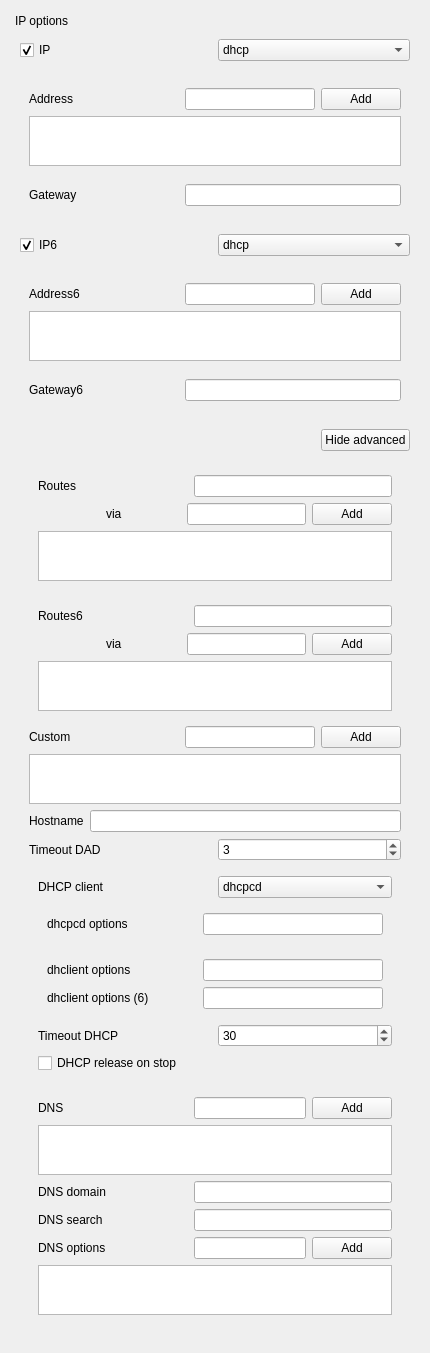
The window that sources/gui/src/ipwidget.ui (arcan1s/netctl-gui) describes before a commit, drawn with Qt 5.
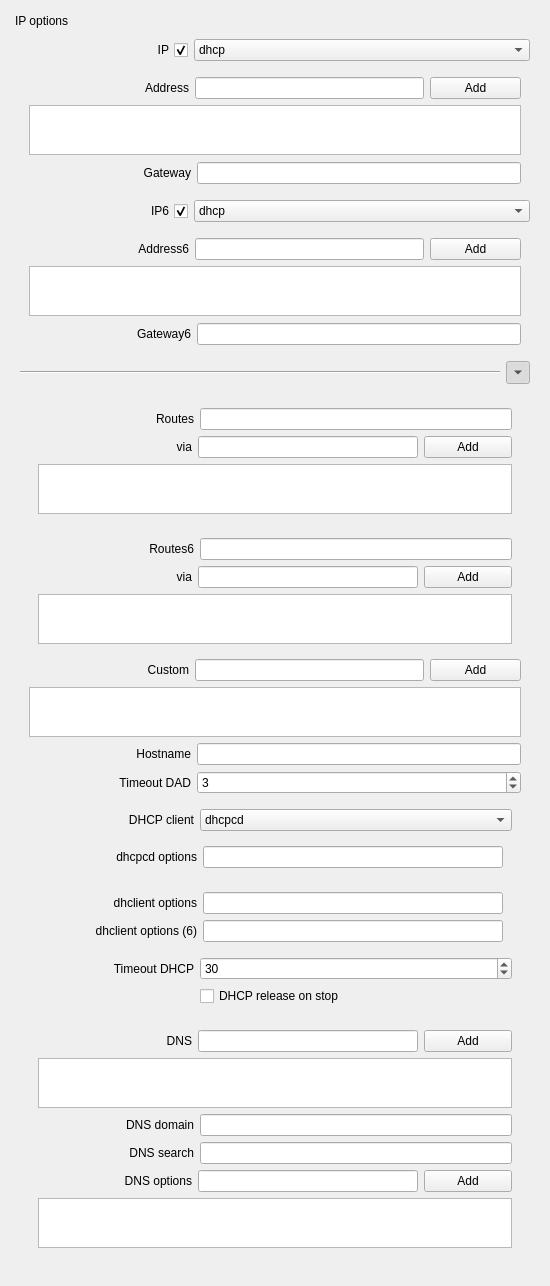
The same window after the commit.

Patch:
```diff
--- a/sources/gui/src/ipwidget.ui
+++ b/sources/gui/src/ipwidget.ui
@@ -6,8 +6,8 @@
    <rect>
     <x>0</x>
     <y>0</y>
-    <width>430</width>
-    <height>1353</height>
+    <width>550</width>
+    <height>1286</height>
    </rect>
   </property>
   <property name="windowTitle">
@@ -28,12 +28,21 @@
         <layout class="QHBoxLayout" name="layout_ip">
          <item>
           <widget class="QCheckBox" name="checkBox_ip">
+           <property name="sizePolicy">
+            <sizepolicy hsizetype="Minimum" vsizetype="Fixed">
+             <horstretch>1</horstretch>
+             <verstretch>0</verstretch>
+            </sizepolicy>
+           </property>
            <property name="minimumSize">
             <size>
              <width>150</width>
              <height>0</height>
             </size>
            </property>
+           <property name="layoutDirection">
+            <enum>Qt::RightToLeft</enum>
+           </property>
            <property name="text">
             <string>IP</string>
            </property>
@@ -44,6 +53,12 @@
          </item>
          <item>
           <widget class="QComboBox" name="comboBox_ip">
+           <property name="sizePolicy">
+            <sizepolicy hsizetype="Preferred" vsizetype="Fixed">
+             <horstretch>2</horstretch>
+             <verstretch>0</verstretch>
+            </sizepolicy>
+           </property>
            <item>
             <property name="text">
              <string>dhcp</string>
@@ -67,22 +82,38 @@
              <layout class="QHBoxLayout" name="layout_ipAddressLine">
               <item>
                <widget class="QLabel" name="label_ipAddress">
-                <property name="minimumSize">
-                 <size>
-                  <width>150</width>
-                  <height>0</height>
-                 </size>
+                <property name="sizePolicy">
+                 <sizepolicy hsizetype="Preferred" vsizetype="Preferred">
+                  <horstretch>7</horstretch>
+                  <verstretch>0</verstretch>
+                 </sizepolicy>
                 </property>
                 <property name="text">
                  <string>Address</string>
                 </property>
+                <property name="alignment">
+                 <set>Qt::AlignRight|Qt::AlignTrailing|Qt::AlignVCenter</set>
+                </property>
                </widget>
               </item>
               <item>
-               <widget class="QLineEdit" name="lineEdit_ipAddress"/>
+               <widget class="QLineEdit" name="lineEdit_ipAddress">
+                <property name="sizePolicy">
+                 <sizepolicy hsizetype="Expanding" vsizetype="Fixed">
+                  <horstretch>10</horstretch>
+                  <verstretch>0</verstretch>
+                 </sizepolicy>
+                </property>
+               </widget>
               </item>
               <item>
                <widget class="QPushButton" name="pushButton_ipAddress">
+                <property name="sizePolicy">
+                 <sizepolicy hsizetype="Minimum" vsizetype="Fixed">
+                  <horstretch>4</horstretch>
+                  <verstretch>0</verstretch>
+                 </sizepolicy>
+                </property>
                 <property name="text">
                  <string>Add</string>
                 </property>
@@ -109,19 +140,28 @@
            <layout class="QHBoxLayout" name="layout_gateway">
             <item>
              <widget class="QLabel" name="label_gateway">
-              <property name="minimumSize">
-               <size>
-                <width>150</width>
-                <height>0</height>
-               </size>
+              <property name="sizePolicy">
+               <sizepolicy hsizetype="Preferred" vsizetype="Preferred">
+                <horstretch>1</horstretch>
+                <verstretch>0</verstretch>
+               </sizepolicy>
               </property>
               <property name="text">
                <string>Gateway</string>
               </property>
+              <property name="alignment">
+               <set>Qt::AlignRight|Qt::AlignTrailing|Qt::AlignVCenter</set>
+              </property>
              </widget>
             </item>
             <item>
              <widget class="QLineEdit" name="lineEdit_gateway">
+              <property name="sizePolicy">
+               <sizepolicy hsizetype="Expanding" vsizetype="Fixed">
+                <horstretch>2</horstretch>
+                <verstretch>0</verstretch>
+               </sizepolicy>
+              </property>
               <property name="toolTip">
                <string>An IP routing gateway address</string>
               </property>
@@ -136,11 +176,14 @@
         <layout class="QHBoxLayout" name="layout_ip6">
          <item>
           <widget class="QCheckBox" name="checkBox_ip6">
-           <property name="minimumSize">
-            <size>
-             <width>150</width>
-             <height>0</height>
-            </size>
+           <property name="sizePolicy">
+            <sizepolicy hsizetype="Minimum" vsizetype="Fixed">
+             <horstretch>1</horstretch>
+             <verstretch>0</verstretch>
+            </sizepolicy>
+           </property>
+           <property name="layoutDirection">
+            <enum>Qt::RightToLeft</enum>
            </property>
            <property name="text">
             <string>IP6</string>
@@ -152,6 +195,12 @@
          </item>
          <item>
           <widget class="QComboBox" name="comboBox_ip6">
+           <property name="sizePolicy">
+            <sizepolicy hsizetype="Preferred" vsizetype="Fixed">
+             <horstretch>2</horstretch>
+             <verstretch>0</verstretch>
+            </sizepolicy>
+           </property>
            <item>
             <property name="text">
              <string>dhcp</string>
@@ -185,22 +234,38 @@
              <layout class="QHBoxLayout" name="layout_ipAddress6Line">
               <item>
                <widget class="QLabel" name="label_ipAddress6">
-                <property name="minimumSize">
-                 <size>
-                  <width>150</width>
-                  <height>0</height>
-                 </size>
+                <property name="sizePolicy">
+                 <sizepolicy hsizetype="Preferred" vsizetype="Preferred">
+                  <horstretch>7</horstretch>
+                  <verstretch>0</verstretch>
+                 </sizepolicy>
                 </property>
                 <property name="text">
                  <string>Address6</string>
                 </property>
+                <property name="alignment">
+                 <set>Qt::AlignRight|Qt::AlignTrailing|Qt::AlignVCenter</set>
+                </property>
                </widget>
               </item>
               <item>
-               <widget class="QLineEdit" name="lineEdit_ipAddress6"/>
+               <widget class="QLineEdit" name="lineEdit_ipAddress6">
+                <property name="sizePolicy">
+                 <sizepolicy hsizetype="Expanding" vsizetype="Fixed">
+                  <horstretch>10</horstretch>
+                  <verstretch>0</verstretch>
+                 </sizepolicy>
+                </property>
+               </widget>
               </item>
               <item>
                <widget class="QPushButton" name="pushButton_ipAddress6">
+                <property name="sizePolicy">
+                 <sizepolicy hsizetype="Minimum" vsizetype="Fixed">
+                  <horstretch>4</horstretch>
+                  <verstretch>0</verstretch>
+                 </sizepolicy>
+                </property>
                 <property name="text">
                  <string>Add</string>
                 </property>
@@ -227,19 +292,28 @@
            <layout class="QHBoxLayout" name="layout_gateway6">
             <item>
              <widget class="QLabel" name="label_gateway6">
-              <property name="minimumSize">
-               <size>
-                <width>150</width>
-                <height>0</height>
-               </size>
+              <property name="sizePolicy">
+               <sizepolicy hsizetype="Preferred" vsizetype="Preferred">
+                <horstretch>1</horstretch>
+                <verstretch>0</verstretch>
+               </sizepolicy>
               </property>
               <property name="text">
                <string>Gateway6</string>
               </property>
+              <property name="alignment">
+               <set>Qt::AlignRight|Qt::AlignTrailing|Qt::AlignVCenter</set>
+              </property>
              </widget>
             </item>
             <item>
              <widget class="QLineEdit" name="lineEdit_gateway6">
+              <property name="sizePolicy">
+               <sizepolicy hsizetype="Expanding" vsizetype="Fixed">
+                <horstretch>2</horstretch>
+                <verstretch>0</verstretch>
+               </sizepolicy>
+              </property>
               <property name="toolTip">
                <string>An IPv6 routing gateway address</string>
               </property>
@@ -253,26 +327,23 @@
        <item>
         <layout class="QHBoxLayout" name="layout_ipAdvanced">
          <item>
-          <spacer name="spacer_ipAdvanced">
+          <widget class="Line" name="line">
            <property name="orientation">
             <enum>Qt::Horizontal</enum>
            </property>
-           <property name="sizeHint" stdset="0">
-            <size>
-             <width>40</width>
-             <height>20</height>
-            </size>
-           </property>
-          </spacer>
+          </widget>
          </item>
          <item>
-          <widget class="QPushButton" name="pushButton_ipAdvanced">
-           <property name="text">
-            <string>Hide advanced</string>
-           </property>
+          <widget class="QToolButton" name="pushButton_ipAdvanced">
            <property name="checkable">
             <bool>true</bool>
            </property>
+           <property name="checked">
+            <bool>true</bool>
+           </property>
+           <property name="arrowType">
+            <enum>Qt::DownArrow</enum>
+           </property>
           </widget>
          </item>
         </layout>
@@ -287,58 +358,68 @@
               <layout class="QHBoxLayout" name="layout_ipRoutesLine">
                <item>
                 <widget class="QLabel" name="label_ipRoutes">
-                 <property name="minimumSize">
-                  <size>
-                   <width>150</width>
-                   <height>0</height>
-                  </size>
+                 <property name="sizePolicy">
+                  <sizepolicy hsizetype="Preferred" vsizetype="Preferred">
+                   <horstretch>1</horstretch>
+                   <verstretch>0</verstretch>
+                  </sizepolicy>
                  </property>
                  <property name="text">
                   <string>Routes</string>
                  </property>
+                 <property name="alignment">
+                  <set>Qt::AlignRight|Qt::AlignTrailing|Qt::AlignVCenter</set>
+                 </property>
                 </widget>
                </item>
                <item>
-                <widget class="QLineEdit" name="lineEdit_ipRoutes"/>
+                <widget class="QLineEdit" name="lineEdit_ipRoutes">
+                 <property name="sizePolicy">
+                  <sizepolicy hsizetype="Expanding" vsizetype="Fixed">
+                   <horstretch>2</horstretch>
+                   <verstretch>0</verstretch>
+                  </sizepolicy>
+                 </property>
+                </widget>
                </item>
               </layout>
              </item>
              <item>
               <layout class="QHBoxLayout" name="layout_ipRoutesLine2">
-               <item>
-                <spacer name="spacer_ipRoutes">
-                 <property name="orientation">
-                  <enum>Qt::Horizontal</enum>
-                 </property>
-                 <property name="sizeType">
-                  <enum>QSizePolicy::Preferred</enum>
-                 </property>
-                 <property name="sizeHint" stdset="0">
-                  <size>
-                   <width>68</width>
-                   <height>20</height>
-                  </size>
-                 </property>
-                </spacer>
-               </item>
                <item>
                 <widget class="QLabel" name="label_ipRoutes2">
-                 <property name="minimumSize">
-                  <size>
-                   <width>75</width>
-                   <height>0</height>
-                  </size>
+                 <property name="sizePolicy">
+                  <sizepolicy hsizetype="Preferred" vsizetype="Preferred">
+                   <horstretch>7</horstretch>
+                   <verstretch>0</verstretch>
+                  </sizepolicy>
                  </property>
                  <property name="text">
                   <string>via</string>
                  </property>
+                 <property name="alignment">
+                  <set>Qt::AlignRight|Qt::AlignTrailing|Qt::AlignVCenter</set>
+                 </property>
                 </widget>
                </item>
                <item>
-                <widget class="QLineEdit" name="lineEdit_ipRoutes2"/>
+                <widget class="QLineEdit" name="lineEdit_ipRoutes2">
+                 <property name="sizePolicy">
+                  <sizepolicy hsizetype="Expanding" vsizetype="Fixed">
+                   <horstretch>10</horstretch>
+                   <verstretch>0</verstretch>
+                  </sizepolicy>
+                 </property>
+                </widget>
                </item>
                <item>
                 <widget class="QPushButton" name="pushButton_ipRoutes">
+                 <property name="sizePolicy">
+                  <sizepolicy hsizetype="Minimum" vsizetype="Fixed">
+                   <horstretch>4</horstretch>
+                   <verstretch>0</verstretch>
+                  </sizepolicy>
+                 </property>
                  <property name="text">
                   <string>Add</string>
                  </property>
@@ -369,58 +450,68 @@
               <layout class="QHBoxLayout" name="layout_ipRoutes6Line">
                <item>
                 <widget class="QLabel" name="label_ipRoutes6">
-                 <property name="minimumSize">
-                  <size>
-                   <width>150</width>
-                   <height>0</height>
-                  </size>
+                 <property name="sizePolicy">
+                  <sizepolicy hsizetype="Preferred" vsizetype="Preferred">
+                   <horstretch>1</horstretch>
+                   <verstretch>0</verstretch>
+                  </sizepolicy>
                  </property>
                  <property name="text">
                   <string>Routes6</string>
                  </property>
+                 <property name="alignment">
+                  <set>Qt::AlignRight|Qt::AlignTrailing|Qt::AlignVCenter</set>
+                 </property>
                 </widget>
                </item>
                <item>
-                <widget class="QLineEdit" name="lineEdit_ipRoutes6"/>
+                <widget class="QLineEdit" name="lineEdit_ipRoutes6">
+                 <property name="sizePolicy">
+                  <sizepolicy hsizetype="Expanding" vsizetype="Fixed">
+                   <horstretch>2</horstretch>
+                   <verstretch>0</verstretch>
+                  </sizepolicy>
+                 </property>
+                </widget>
                </item>
               </layout>
              </item>
              <item>
               <layout class="QHBoxLayout" name="layout_ipRoutes62">
-               <item>
-                <spacer name="spacer_ipRoutes6">
-                 <property name="orientation">
-                  <enum>Qt::Horizontal</enum>
-                 </property>
-                 <property name="sizeType">
-                  <enum>QSizePolicy::Preferred</enum>
-                 </property>
-                 <property name="sizeHint" stdset="0">
-                  <size>
-                   <width>68</width>
-                   <height>20</height>
-                  </size>
-                 </property>
-                </spacer>
-               </item>
                <item>
                 <widget class="QLabel" name="label_ipRoutes62">
-                 <property name="minimumSize">
-                  <size>
-                   <width>75</width>
-                   <height>0</height>
-                  </size>
+                 <property name="sizePolicy">
+                  <sizepolicy hsizetype="Preferred" vsizetype="Preferred">
+                   <horstretch>7</horstretch>
+                   <verstretch>0</verstretch>
+                  </sizepolicy>
                  </property>
                  <property name="text">
                   <string>via</string>
                  </property>
+                 <property name="alignment">
+                  <set>Qt::AlignRight|Qt::AlignTrailing|Qt::AlignVCenter</set>
+                 </property>
                 </widget>
                </item>
                <item>
-                <widget class="QLineEdit" name="lineEdit_ipRoutes62"/>
+                <widget class="QLineEdit" name="lineEdit_ipRoutes62">
+                 <property name="sizePolicy">
+                  <sizepolicy hsizetype="Expanding" vsizetype="Fixed">
+                   <horstretch>10</horstretch>
+                   <verstretch>0</verstretch>
+                  </sizepolicy>
+                 </property>
+                </widget>
                </item>
                <item>
                 <widget class="QPushButton" name="pushButton_ipRoutes6">
+                 <property name="sizePolicy">
+                  <sizepolicy hsizetype="Minimum" vsizetype="Fixed">
+                   <horstretch>4</horstretch>
+                   <verstretch>0</verstretch>
+                  </sizepolicy>
+                 </property>
                  <property name="text">
                   <string>Add</string>
                  </property>
@@ -450,22 +541,38 @@
              <layout class="QHBoxLayout" name="layout_customLine">
               <item>
                <widget class="QLabel" name="label_custom">
-                <property name="minimumSize">
-                 <size>
-                  <width>150</width>
-                  <height>0</height>
-                 </size>
+                <property name="sizePolicy">
+                 <sizepolicy hsizetype="Preferred" vsizetype="Preferred">
+                  <horstretch>7</horstretch>
+                  <verstretch>0</verstretch>
+                 </sizepolicy>
                 </property>
                 <property name="text">
                  <string>Custom</string>
                 </property>
+                <property name="alignment">
+                 <set>Qt::AlignRight|Qt::AlignTrailing|Qt::AlignVCenter</set>
+                </property>
                </widget>
               </item>
               <item>
-               <widget class="QLineEdit" name="lineEdit_custom"/>
+               <widget class="QLineEdit" name="lineEdit_custom">
+                <property name="sizePolicy">
+                 <sizepolicy hsizetype="Expanding" vsizetype="Fixed">
+                  <horstretch>10</horstretch>
+                  <verstretch>0</verstretch>
+                 </sizepolicy>
+                </property>
+               </widget>
               </item>
               <item>
                <widget class="QPushButton" name="pushButton_custom">
+                <property name="sizePolicy">
+                 <sizepolicy hsizetype="Minimum" vsizetype="Fixed">
+                  <horstretch>4</horstretch>
+                  <verstretch>0</verstretch>
+                 </sizepolicy>
+                </property>
                 <property name="text">
                  <string>Add</string>
                 </property>
@@ -492,13 +599,28 @@
            <layout class="QHBoxLayout" name="layout_hostmane">
             <item>
              <widget class="QLabel" name="label_hostname">
+              <property name="sizePolicy">
+               <sizepolicy hsizetype="Preferred" vsizetype="Preferred">
+                <horstretch>1</horstretch>
+                <verstretch>0</verstretch>
+               </sizepolicy>
+              </property>
               <property name="text">
                <string>Hostname</string>
               </property>
+              <property name="alignment">
+               <set>Qt::AlignRight|Qt::AlignTrailing|Qt::AlignVCenter</set>
+              </property>
              </widget>
             </item>
             <item>
              <widget class="QLineEdit" name="lineEdit_hostname">
+              <property name="sizePolicy">
+               <sizepolicy hsizetype="Expanding" vsizetype="Fixed">
+                <horstretch>2</horstretch>
+                <verstretch>0</verstretch>
+               </sizepolicy>
+              </property>
               <property name="toolTip">
                <string>A system hostname</string>
               </property>
@@ -510,19 +632,28 @@
            <layout class="QHBoxLayout" name="layout_timeoutDad">
             <item>
              <widget class="QLabel" name="label_timeoutDad">
-              <property name="minimumSize">
-               <size>
-                <width>150</width>
-                <height>0</height>
-               </size>
+              <property name="sizePolicy">
+               <sizepolicy hsizetype="Preferred" vsizetype="Preferred">
+                <horstretch>1</horstretch>
+                <verstretch>0</verstretch>
+               </sizepolicy>
               </property>
               <property name="text">
                <string>Timeout DAD</string>
               </property>
+              <property name="alignment">
+               <set>Qt::AlignRight|Qt::AlignTrailing|Qt::AlignVCenter</set>
+              </property>
              </widget>
             </item>
             <item>
              <widget class="QSpinBox" name="spinBox_timeoutDad">
+              <property name="sizePolicy">
+               <sizepolicy hsizetype="Minimum" vsizetype="Fixed">
+                <horstretch>2</horstretch>
+                <verstretch>0</verstretch>
+               </sizepolicy>
+              </property>
               <property name="toolTip">
                <string>Maximum time, in seconds, to wait for IPv6’s Duplicate Address Detection to succeed</string>
               </property>
@@ -546,19 +677,28 @@
               <layout class="QHBoxLayout" name="layout_dhcp">
                <item>
                 <widget class="QLabel" name="label_dhcp">
-                 <property name="minimumSize">
-                  <size>
-                   <width>150</width>
-                   <height>0</height>
-                  </size>
+                 <property name="sizePolicy">
+                  <sizepolicy hsizetype="Preferred" vsizetype="Preferred">
+                   <horstretch>1</horstretch>
+                   <verstretch>0</verstretch>
+                  </sizepolicy>
                  </property>
                  <property name="text">
                   <string>DHCP client</string>
                  </property>
+                 <property name="alignment">
+                  <set>Qt::AlignRight|Qt::AlignTrailing|Qt::AlignVCenter</set>
+                 </property>
                 </widget>
                </item>
                <item>
                 <widget class="QComboBox" name="comboBox_dhcp">
+                 <property name="sizePolicy">
+                  <sizepolicy hsizetype="Preferred" vsizetype="Fixed">
+                   <horstretch>2</horstretch>
+                   <verstretch>0</verstretch>
+                  </sizepolicy>
+                 </property>
                  <property name="toolTip">
                   <string>The name of the preferred DHCP client</string>
                  </property>
@@ -581,19 +721,28 @@
                <layout class="QHBoxLayout" name="horizontalLayout">
                 <item>
                  <widget class="QLabel" name="label_dhcpcdOpt">
-                  <property name="minimumSize">
-                   <size>
-                    <width>150</width>
-                    <height>0</height>
-                   </size>
+                  <property name="sizePolicy">
+                   <sizepolicy hsizetype="Preferred" vsizetype="Preferred">
+                    <horstretch>1</horstretch>
+                    <verstretch>0</verstretch>
+                   </sizepolicy>
                   </property>
                   <property name="text">
                    <string>dhcpcd options</string>
                   </property>
+                  <property name="alignment">
+                   <set>Qt::AlignRight|Qt::AlignTrailing|Qt::AlignVCenter</set>
+                  </property>
                  </widget>
                 </item>
                 <item>
                  <widget class="QLineEdit" name="lineEdit_dhcpcdOpt">
+                  <property name="sizePolicy">
+                   <sizepolicy hsizetype="Expanding" vsizetype="Fixed">
+                    <horstretch>2</horstretch>
+                    <verstretch>0</verstretch>
+                   </sizepolicy>
+                  </property>
                   <property name="toolTip">
                    <string>Additional options to be passed to the DHCP client</string>
                   </property>
@@ -609,19 +758,28 @@
                  <layout class="QHBoxLayout" name="layout_dhclientOpt">
                   <item>
                    <widget class="QLabel" name="label_dhclientOpt">
-                    <property name="minimumSize">
-                     <size>
-                      <width>150</width>
-                      <height>0</height>
-                     </size>
+                    <property name="sizePolicy">
+                     <sizepolicy hsizetype="Preferred" vsizetype="Preferred">
+                      <horstretch>1</horstretch>
+                      <verstretch>0</verstretch>
+                     </sizepolicy>
                     </property>
                     <property name="text">
                      <string>dhclient options</string>
                     </property>
+                    <property name="alignment">
+                     <set>Qt::AlignRight|Qt::AlignTrailing|Qt::AlignVCenter</set>
+                    </property>
                    </widget>
                   </item>
                   <item>
                    <widget class="QLineEdit" name="lineEdit_dhclientOpt">
+                    <property name="sizePolicy">
+                     <sizepolicy hsizetype="Expanding" vsizetype="Fixed">
+                      <horstretch>2</horstretch>
+                      <verstretch>0</verstretch>
+                     </sizepolicy>
+                    </property>
                     <property name="toolTip">
                      <string>Additional options to be passed to the DHCP client</string>
                     </property>
@@ -633,19 +791,28 @@
                  <layout class="QHBoxLayout" name="layout_dhclientOpt6">
                   <item>
                    <widget class="QLabel" name="label_dhclientOpt6">
-                    <property name="minimumSize">
-                     <size>
-                      <width>150</width>
-                      <height>0</height>
-                     </size>
+                    <property name="sizePolicy">
+                     <sizepolicy hsizetype="Preferred" vsizetype="Preferred">
+                      <horstretch>1</horstretch>
+                      <verstretch>0</verstretch>
+                     </sizepolicy>
                     </property>
                     <property name="text">
                      <string>dhclient options (6)</string>
                     </property>
+                    <property name="alignment">
+                     <set>Qt::AlignRight|Qt::AlignTrailing|Qt::AlignVCenter</set>
+                    </property>
                    </widget>
                   </item>
                   <item>
                    <widget class="QLineEdit" name="lineEdit_dhclientOpt6">
+                    <property name="sizePolicy">
+                     <sizepolicy hsizetype="Expanding" vsizetype="Fixed">
+                      <horstretch>2</horstretch>
+                      <verstretch>0</verstretch>
+                     </sizepolicy>
+                    </property>
                     <property name="toolTip">
                      <string>Additional options to be passed to the DHCP client</string>
                     </property>
@@ -660,19 +827,28 @@
               <layout class="QHBoxLayout" name="layout_timeoutDhcp">
                <item>
                 <widget class="QLabel" name="label_timeoutDhcp">
-                 <property name="minimumSize">
-                  <size>
-                   <width>150</width>
-                   <height>0</height>
-                  </size>
+                 <property name="sizePolicy">
+                  <sizepolicy hsizetype="Preferred" vsizetype="Preferred">
+                   <horstretch>1</horstretch>
+                   <verstretch>0</verstretch>
+                  </sizepolicy>
                  </property>
                  <property name="text">
                   <string>Timeout DHCP</string>
                  </property>
+                 <property name="alignment">
+                  <set>Qt::AlignRight|Qt::AlignTrailing|Qt::AlignVCenter</set>
+                 </property>
                 </widget>
                </item>
                <item>
                 <widget class="QSpinBox" name="spinBox_timeoutDhcp">
+                 <property name="sizePolicy">
+                  <sizepolicy hsizetype="Minimum" vsizetype="Fixed">
+                   <horstretch>2</horstretch>
+                   <verstretch>0</verstretch>
+                  </sizepolicy>
+                 </property>
                  <property name="toolTip">
                   <string>Maximum time, in seconds, to wait for DHCP to be successful</string>
                  </property>
@@ -690,14 +866,34 @@
               </layout>
              </item>
              <item>
-              <widget class="QCheckBox" name="checkBox_dhcp">
-               <property name="toolTip">
-                <string>Set to ‘yes’ to release the DHCP lease when the profile is stopped</string>
-               </property>
-               <property name="text">
-                <string>DHCP release on stop</string>
-               </property>
-              </widget>
+              <layout class="QHBoxLayout" name="layout_dhcpRelease">
+               <item>
+                <widget class="QLabel" name="label_dhcpRelease">
+                 <property name="sizePolicy">
+                  <sizepolicy hsizetype="Preferred" vsizetype="Preferred">
+                   <horstretch>1</horstretch>
+                   <verstretch>0</verstretch>
+                  </sizepolicy>
+                 </property>
+                </widget>
+               </item>
+               <item>
+                <widget class="QCheckBox" name="checkBox_dhcp">
+                 <property name="sizePolicy">
+                  <sizepolicy hsizetype="Minimum" vsizetype="Fixed">
+                   <horstretch>2</horstretch>
+                   <verstretch>0</verstretch>
+                  </sizepolicy>
+                 </property>
+                 <property name="toolTip">
+                  <string>Set to ‘yes’ to release the DHCP lease when the profile is stopped</string>
+                 </property>
+                 <property name="text">
+                  <string>DHCP release on stop</string>
+                 </property>
+                </widget>
+               </item>
+              </layout>
              </item>
             </layout>
            </widget>
@@ -711,22 +907,38 @@
                 <layout class="QHBoxLayout" name="layout_dnsLine">
                  <item>
                   <widget class="QLabel" name="label_dns">
-                   <property name="minimumSize">
-                    <size>
-                     <width>150</width>
-                     <height>0</height>
-                    </size>
+                   <property name="sizePolicy">
+                    <sizepolicy hsizetype="Preferred" vsizetype="Preferred">
+                     <horstretch>7</horstretch>
+                     <verstretch>0</verstretch>
+                    </sizepolicy>
                    </property>
                    <property name="text">
                     <string>DNS</string>
                    </property>
+                   <property name="alignment">
+                    <set>Qt::AlignRight|Qt::AlignTrailing|Qt::AlignVCenter</set>
+                   </property>
                   </widget>
                  </item>
                  <item>
-                  <widget class="QLineEdit" name="lineEdit_dns"/>
+                  <widget class="QLineEdit" name="lineEdit_dns">
+                   <property name="sizePolicy">
+                    <sizepolicy hsizetype="Expanding" vsizetype="Fixed">
+                     <horstretch>10</horstretch>
+                     <verstretch>0</verstretch>
+                    </sizepolicy>
+                   </property>
+                  </widget>
                  </item>
                  <item>
                   <widget class="QPushButton" name="pushButton_dns">
+                   <property name="sizePolicy">
+                    <sizepolicy hsizetype="Minimum" vsizetype="Fixed">
+                     <horstretch>4</horstretch>
+                     <verstretch>0</verstretch>
+                    </sizepolicy>
+                   </property>
                    <property name="text">
                     <string>Add</string>
                    </property>
@@ -753,19 +965,28 @@
               <layout class="QHBoxLayout" name="layout_dnsDomain">
                <item>
                 <widget class="QLabel" name="label_dnsDomain">
-                 <property name="minimumSize">
-                  <size>
-                   <width>150</width>
-                   <height>0</height>
-                  </size>
+                 <property name="sizePolicy">
+                  <sizepolicy hsizetype="Preferred" vsizetype="Preferred">
+                   <horstretch>1</horstretch>
+                   <verstretch>0</verstretch>
+                  </sizepolicy>
                  </property>
                  <property name="text">
                   <string>DNS domain</string>
                  </property>
+                 <property name="alignment">
+                  <set>Qt::AlignRight|Qt::AlignTrailing|Qt::AlignVCenter</set>
+                 </property>
                 </widget>
                </item>
                <item>
                 <widget class="QLineEdit" name="lineEdit_dnsDomain">
+                 <property name="sizePolicy">
+                  <sizepolicy hsizetype="Expanding" vsizetype="Fixed">
+                   <horstretch>2</horstretch>
+                   <verstretch>0</verstretch>
+                  </sizepolicy>
+                 </property>
                  <property name="toolTip">
                   <string>A ‘domain’ line for /etc/resolv.conf</string>
                  </property>
@@ -777,19 +998,28 @@
               <layout class="QHBoxLayout" name="layout_dnsSearch">
                <item>
                 <widget class="QLabel" name="label_dnsSearch">
-                 <property name="minimumSize">
-                  <size>
-                   <width>150</width>
-                   <height>0</height>
-                  </size>
+                 <property name="sizePolicy">
+                  <sizepolicy hsizetype="Preferred" vsizetype="Preferred">
+                   <horstretch>1</horstretch>
+                   <verstretch>0</verstretch>
+                  </sizepolicy>
                  </property>
                  <property name="text">
                   <string>DNS search</string>
                  </property>
+                 <property name="alignment">
+                  <set>Qt::AlignRight|Qt::AlignTrailing|Qt::AlignVCenter</set>
+                 </property>
                 </widget>
                </item>
                <item>
                 <widget class="QLineEdit" name="lineEdit_dnsSearch">
+                 <property name="sizePolicy">
+                  <sizepolicy hsizetype="Expanding" vsizetype="Fixed">
+                   <horstretch>2</horstretch>
+                   <verstretch>0</verstretch>
+                  </sizepolicy>
+                 </property>
                  <property name="toolTip">
                   <string>A ‘search’ line for /etc/resolv.conf</string>
                  </property>
@@ -803,22 +1033,38 @@
                 <layout class="QHBoxLayout" name="layout_dnsOptionsLine">
                  <item>
                   <widget class="QLabel" name="label_dnsOptions">
-                   <property name="minimumSize">
-                    <size>
-                     <width>150</width>
-                     <height>0</height>
-                    </size>
+                   <property name="sizePolicy">
+                    <sizepolicy hsizetype="Preferred" vsizetype="Preferred">
+                     <horstretch>7</horstretch>
+                     <verstretch>0</verstretch>
+                    </sizepolicy>
                    </property>
                    <property name="text">
                     <string>DNS options</string>
                    </property>
+                   <property name="alignment">
+                    <set>Qt::AlignRight|Qt::AlignTrailing|Qt::AlignVCenter</set>
+                   </property>
                   </widget>
                  </item>
                  <item>
-                  <widget class="QLineEdit" name="lineEdit_dnsOptions"/>
+                  <widget class="QLineEdit" name="lineEdit_dnsOptions">
+                   <property name="sizePolicy">
+                    <sizepolicy hsizetype="Expanding" vsizetype="Fixed">
+                     <horstretch>10</horstretch>
+                     <verstretch>0</verstretch>
+                    </sizepolicy>
+                   </property>
+                  </widget>
                  </item>
                  <item>
                   <widget class="QPushButton" name="pushButton_dnsOptions">
+                   <property name="sizePolicy">
+                    <sizepolicy hsizetype="Minimum" vsizetype="Fixed">
+                     <horstretch>4</horstretch>
+                     <verstretch>0</verstretch>
+                    </sizepolicy>
+                   </property>
                    <property name="text">
                     <string>Add</string>
                    </property>
```
Left out of the diff: 2 changed lines with no effect on the pictures.
